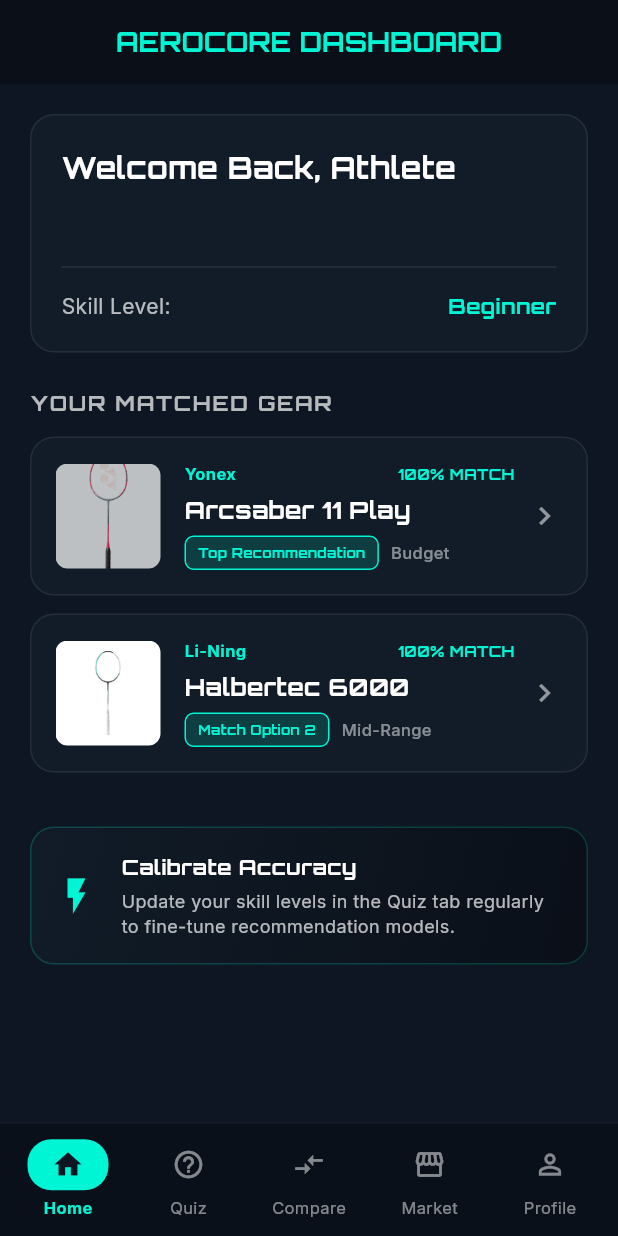
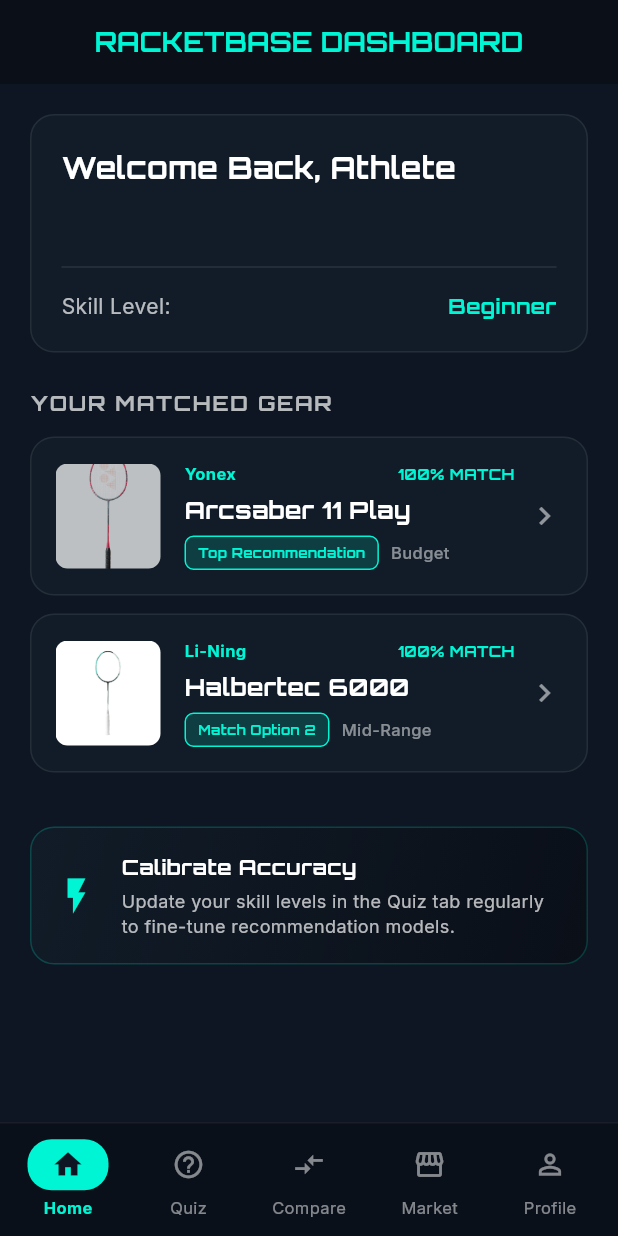
Before and after one commit to howardwhw04/cp_badminton_racket_recommender, a Flutter app: the screen it shows once a user with an empty profile is signed in, on a phone screen of 412 x 824 dp. Run offline on Flutter 3.47's test engine with Material 3 defaults, Android fonts, the light colour scheme and no system bars; our stand-ins replace device_preview, google_fonts, image_picker, supabase_flutter; accounts and stored records are empty; network calls fail.

Commit message:
feat: rename app to RacketBase, integrate device preview, and unify page headers

```diff
--- a/lib/main.dart
+++ b/lib/main.dart
@@ -1,7 +1,9 @@
+import 'package:flutter/foundation.dart';
 import 'package:flutter/material.dart';
 import 'package:provider/provider.dart';
 import 'package:google_fonts/google_fonts.dart';
 import 'package:supabase_flutter/supabase_flutter.dart';
+import 'package:device_preview/device_preview.dart';
 import 'config/supabase_config.dart';
 import 'providers/app_state.dart';
 import 'screens/main_navigation_screen.dart';
@@ -13,7 +15,13 @@
     publishableKey: SupabaseConfig.anonKey,
   );
   runApp(
-    ChangeNotifierProvider(create: (_) => AppState(), child: const MyApp()),
+    DevicePreview(
+      enabled: !kReleaseMode,
+      builder: (context) => ChangeNotifierProvider(
+        create: (_) => AppState(),
+        child: const MyApp(),
+      ),
+    ),
   );
 }
 
@@ -23,7 +31,9 @@
   @override
   Widget build(BuildContext context) {
     return MaterialApp(
-      title: 'AEROCORE',
+      locale: DevicePreview.locale(context),
+      builder: DevicePreview.appBuilder,
+      title: 'RacketBase',
       debugShowCheckedModeBanner: false,
       theme: ThemeData(
         brightness: Brightness.dark,
--- a/lib/screens/login_screen.dart
+++ b/lib/screens/login_screen.dart
@@ -186,7 +186,7 @@
                     // Email Field
                     CustomInput(
                       label: "Email",
-                      placeholder: "athlete@aerocore.com",
+                      placeholder: "athlete@racketbase.com",
                       prefixIcon: Icons.mail_outline,
                       controller: _emailController,
                       keyboardType: TextInputType.emailAddress,
--- a/lib/screens/main_navigation_screen.dart
+++ b/lib/screens/main_navigation_screen.dart
@@ -156,7 +156,7 @@
       backgroundColor: const Color(0xFF0D1622),
       appBar: AppBar(
         title: const Text(
-          "AEROCORE DASHBOARD",
+          "RACKETBASE DASHBOARD",
           style: TextStyle(
             color: Color(0xFF00F5D4),
             fontFamily: 'Orbitron',
--- a/lib/screens/my_listings_screen.dart
+++ b/lib/screens/my_listings_screen.dart
@@ -424,7 +424,7 @@
                                   sellerId: sellerId,
                                   title: titleController.text.isNotEmpty
                                       ? titleController.text
-                                      : "AEROCORE Custom Racket",
+                                      : "RacketBase Custom Racket",
                                   brand: selectedBrand,
                                   priceMyr: price,
                                   imageUrl: finalImageUrl,
--- a/lib/screens/profile_screen.dart
+++ b/lib/screens/profile_screen.dart
@@ -75,7 +75,7 @@
                   ),
                   const SizedBox(height: 6),
                   Text(
-                    state.isLoggedIn ? state.email : "guest@aerocore.com",
+                    state.isLoggedIn ? state.email : "guest@racketbase.com",
                     style: TextStyle(
                       color: Colors.white.withValues(alpha: 0.5),
                       fontFamily: 'Inter',
--- a/lib/screens/quiz_screen.dart
+++ b/lib/screens/quiz_screen.dart
@@ -120,7 +120,7 @@
       backgroundColor: const Color(0xFF0D1622),
       appBar: AppBar(
         title: const Text(
-          "AEROCORE CALIBRATION",
+          "RACKETBASE CALIBRATION",
           style: TextStyle(
             color: Color(0xFF00F5D4),
             fontFamily: 'Orbitron',
--- a/pubspec.yaml
+++ b/pubspec.yaml
@@ -38,6 +38,7 @@
   provider: ^6.1.5+1
   supabase_flutter: ^2.16.0
   image_picker: ^1.1.2
+  device_preview: ^1.2.0
 
 dev_dependencies:
   flutter_test:
```
Also changed, not shown: lib/screens/comparison_screen.dart (+17 -35 lines), lib/screens/marketplace_screen.dart (+11 -24 lines), pubspec.lock, 5 other files.
